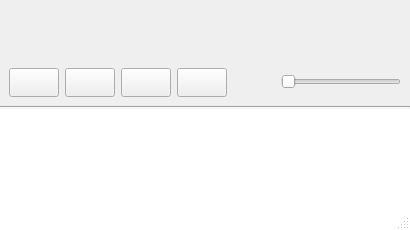
The window that src/skins/native/form.ui (nulloy/nulloy) describes before a commit, drawn with Qt 5.
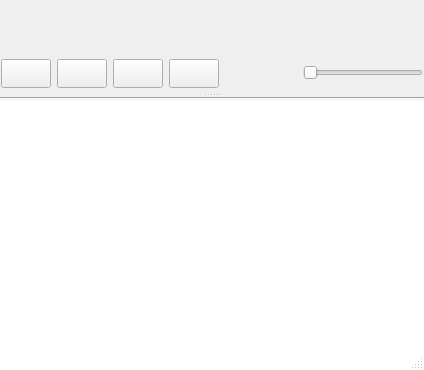
The same window after the commit. Icons and pictures are not drawn. Custom widgets are drawn as their Qt base class.

The edit to the form file:
```diff
--- a/src/skins/native/form.ui
+++ b/src/skins/native/form.ui
@@ -6,8 +6,8 @@
    <rect>
     <x>0</x>
     <y>0</y>
-    <width>410</width>
-    <height>230</height>
+    <width>424</width>
+    <height>370</height>
    </rect>
   </property>
   <property name="windowTitle">
@@ -39,7 +39,7 @@
      <property name="styleSheet">
       <string notr="true"/>
      </property>
-     <layout class="QVBoxLayout" name="verticalLayout_3">
+     <layout class="QVBoxLayout" name="verticalLayout_4">
       <property name="spacing">
        <number>0</number>
       </property>
@@ -47,9 +47,19 @@
        <number>0</number>
       </property>
       <item>
+       <widget class="QSplitter" name="splitter">
+        <property name="orientation">
+         <enum>Qt::Vertical</enum>
+        </property>
+        <property name="handleWidth">
+         <number>5</number>
+        </property>
+        <property name="childrenCollapsible">
+         <bool>false</bool>
+        </property>
        <widget class="NDropArea" name="dropArea" native="true">
         <property name="sizePolicy">
-         <sizepolicy hsizetype="Preferred" vsizetype="Fixed">
+          <sizepolicy hsizetype="Preferred" vsizetype="Preferred">
           <horstretch>0</horstretch>
           <verstretch>0</verstretch>
          </sizepolicy>
@@ -58,10 +68,13 @@
          <bool>true</bool>
         </property>
         <layout class="QVBoxLayout" name="verticalLayout_2">
+          <property name="bottomMargin">
+           <number>3</number>
+          </property>
          <item>
           <widget class="NWaveformSlider" name="waveformSlider" native="true">
            <property name="sizePolicy">
-            <sizepolicy hsizetype="Preferred" vsizetype="Minimum">
+             <sizepolicy hsizetype="Preferred" vsizetype="Preferred">
              <horstretch>0</horstretch>
              <verstretch>0</verstretch>
             </sizepolicy>
@@ -75,7 +88,7 @@
            <property name="maximumSize">
             <size>
              <width>16777215</width>
-             <height>50</height>
+              <height>16777215</height>
             </size>
            </property>
            <property name="styleSheet">
@@ -92,21 +105,28 @@
           </widget>
          </item>
          <item>
+           <widget class="QWidget" name="widget" native="true">
+            <property name="sizePolicy">
+             <sizepolicy hsizetype="Preferred" vsizetype="Maximum">
+              <horstretch>0</horstretch>
+              <verstretch>0</verstretch>
+             </sizepolicy>
+            </property>
           <layout class="QHBoxLayout" name="buttonsLayout">
            <property name="spacing">
             <number>6</number>
            </property>
            <property name="leftMargin">
-            <number>0</number>
+              <number>1</number>
            </property>
            <property name="topMargin">
             <number>3</number>
            </property>
            <property name="rightMargin">
-            <number>0</number>
+              <number>1</number>
            </property>
            <property name="bottomMargin">
-            <number>0</number>
+              <number>1</number>
            </property>
            <item>
             <widget class="QPushButton" name="prevButton">
@@ -259,6 +279,7 @@
             </widget>
            </item>
           </layout>
+           </widget>
          </item>
          <item>
           <widget class="QMenu" name="contextMenu">
@@ -269,7 +290,20 @@
          </item>
         </layout>
        </widget>
-      </item>
+        <widget class="QWidget" name="widget" native="true">
+         <property name="sizePolicy">
+          <sizepolicy hsizetype="Preferred" vsizetype="Preferred">
+           <horstretch>0</horstretch>
+           <verstretch>1</verstretch>
+          </sizepolicy>
+         </property>
+         <layout class="QVBoxLayout" name="verticalLayout_3">
+          <property name="spacing">
+           <number>0</number>
+          </property>
+          <property name="margin">
+           <number>0</number>
+          </property>
       <item>
        <widget class="Line" name="line">
         <property name="orientation">
@@ -280,9 +314,9 @@
       <item>
        <widget class="NPlaylistWidget" name="playlistWidget">
         <property name="sizePolicy">
-         <sizepolicy hsizetype="Expanding" vsizetype="Expanding">
+             <sizepolicy hsizetype="Expanding" vsizetype="Preferred">
           <horstretch>0</horstretch>
-          <verstretch>0</verstretch>
+              <verstretch>1</verstretch>
          </sizepolicy>
         </property>
         <property name="minimumSize">
@@ -323,6 +357,10 @@
         <property name="selectionMode">
          <enum>QAbstractItemView::ExtendedSelection</enum>
         </property>
+           </widget>
+          </item>
+         </layout>
+        </widget>
        </widget>
       </item>
      </layout>
```
Lines whose indentation alone changed are shown as unchanged.
